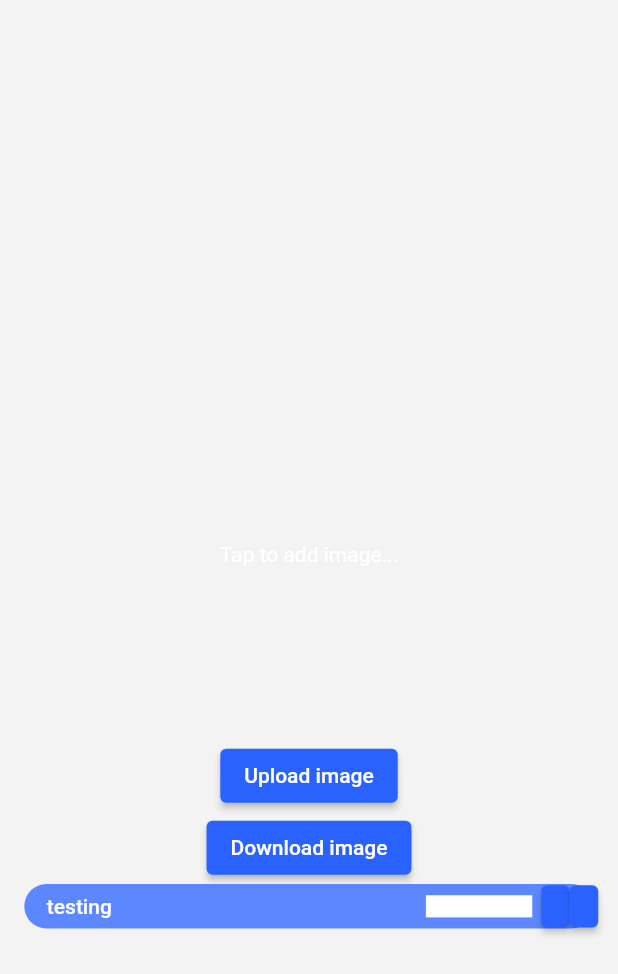
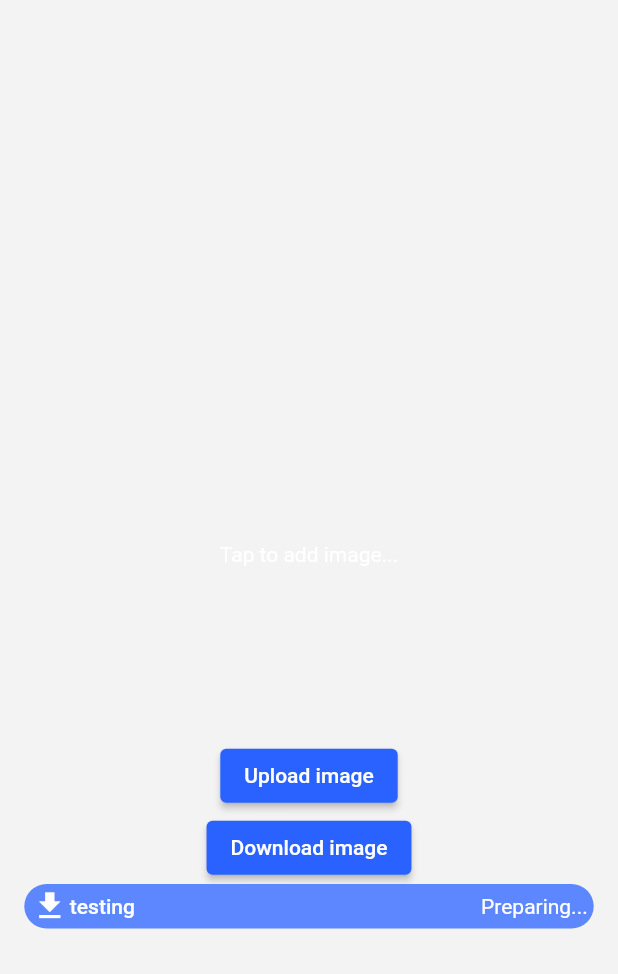
Before and after one commit to dannybkkhoo/FlutterPhoto, a Flutter app: the DebugPage2 screen opened directly, after a tap on "Download image", on a phone screen of 412 x 824 dp. Shown: the top 974 px of the screen. Run offline on Flutter 3.47's test engine with Material 2 defaults, Android fonts, the phone set to English and light mode, and no system bars; our stand-ins replace cloud_firestore, connectivity, firebase_auth, firebase_core, firebase_storage, flutter_riverpod and 3 more; missing offline and left inert: alert_dialog, flutter_facebook_login; accounts and stored records are empty; generated files the repository leaves out were written again; network calls fail.

Commit message:
[Firebase Cloud Storage] - Updated & tested taskBox, added retry and cancel buttons.
[Next Step]
- Create bootstrap page to update to latest user data / check and download all required user photos

```diff
--- a/lib/cloud_storage.dart
+++ b/lib/cloud_storage.dart
@@ -1,10 +1,10 @@
+import 'dart:async';
 import 'dart:io';
+
 import 'package:firebase_storage/firebase_storage.dart';
-import 'package:http/http.dart' as http;
 import 'package:flutter/foundation.dart';
+import 'package:flutter/material.dart';
 import 'package:flutter_riverpod/flutter_riverpod.dart';
-import 'dart:async';
-import 'package:flutter/material.dart';
 import 'package:path/path.dart';
 import 'package:path_provider/path_provider.dart';
 
@@ -34,7 +34,7 @@ class CloudStorage with ChangeNotifier{
     final String ext = file.path.split('.').last;   //get extension of file
 
     _isUploading = true;
-    _uploadParam.remove(filename);       //reset
+    _uploadParam.remove(filename);      //reset
     _uploadException.remove(filename);  //reset
     notifyListeners();
 
@@ -42,7 +42,7 @@ class CloudStorage with ChangeNotifier{
     final UploadTask uploadTask = _cloudStorage.ref().child("$firebasePath").putFile( //eg. uid123/photos/testing
         file,
         SettableMetadata(
-          contentType: 'image/$ext',  //eg. image/jpg
+          contentType: 'image/$ext',    //eg. image/jpg
         )
     );
     _uploadMap[filename] = uploadTask;  //eg. {"testing":uploadTask}
@@ -75,7 +75,7 @@ class CloudStorage with ChangeNotifier{
     _downloadMap[filename] = downloadTask;
     notifyListeners();
 
-    downloadTask.then((_) => throw(Exception("lol")))
+    downloadTask//.then((_) => throw(Exception("lol")))
       .catchError((Object e){
       _downloadParam[filename] = {"firebasePath":firebasePath};  //to retry if needed
       _downloadException[filename] = e;       //to indicate failure and to check exception
@@ -87,6 +87,30 @@ class CloudStorage with ChangeNotifier{
       notifyListeners();
     });
   }
+
+  void cancelUpload(String filename){
+    if(_uploadMap.containsKey(filename)){
+      if(_uploadParam.containsKey(filename))
+        _uploadParam.remove(filename);
+      if(_uploadException.containsKey(filename))
+        _uploadException.remove(filename);
+      _uploadMap.remove(filename);
+      if(_uploadMap.isEmpty){_isUploading = false;}
+      notifyListeners();
+    }
+  }
+
+  void cancelDownload(String filename){
+    if(_downloadMap.containsKey(filename)){
+      if(_downloadParam.containsKey(filename))
+        _downloadParam.remove(filename);
+      if(_downloadException.containsKey(filename))
+        _downloadException.remove(filename);
+      _downloadMap.remove(filename);
+      if(_downloadMap.isEmpty){_isDownloading = false;}
+      notifyListeners();
+    }
+  }
 }
 
 class taskBox extends ConsumerWidget{
@@ -97,12 +121,14 @@ class taskBox extends ConsumerWidget{
   late CloudStorage _ref;
   double height;
   double width;
+
   taskBox.upload({Key? key, required String taskName, required UploadTask task, required CloudStorage ref, this.height = 30, this.width = 380}): super(key: key) {
     _taskName = taskName;
     _utask = task;
     _ref = ref;
     _mode = "Upload";
   }
+
   taskBox.download({Key? key, required String taskName, required DownloadTask task, required CloudStorage ref, this.height = 30, this.width = 380}): super(key: key) {
     _taskName = taskName;
     _dtask = task;
@@ -110,10 +136,28 @@ class taskBox extends ConsumerWidget{
     _mode = "Download";
   }
 
+  void _uploadImage(){
+    if(_ref.uploadParam.containsKey(_taskName) && _ref.uploadParam[_taskName] != null)
+      _ref.uploadImage(_ref.uploadParam[_taskName]!["firebasePath"],_ref.uploadParam[_taskName]!["file"]);
+  }
 
+  void _downloadImage(){
+    if(_ref.downloadParam.containsKey(_taskName) && _ref.downloadParam[_taskName] != null)
+      _ref.downloadImage(_ref.downloadParam[_taskName]!["firebasePath"]);
+  }
+
+  void _cancelUpload(){
+    _ref.cancelUpload(_taskName);
+  }
+
+  void _cancelDownload(){
+    _ref.cancelDownload(_taskName);
+  }
 
   @override
   Widget build(BuildContext context, ScopedReader watch){
+    final _cloudStorageProvider = ChangeNotifierProvider<CloudStorage>((ref) => _ref);
+    final cloud = watch(_cloudStorageProvider);
     return Container(
       padding: EdgeInsets.fromLTRB(0.2, 0.2, 0.2, 0.2),
       height: height,
@@ -130,85 +174,143 @@ class taskBox extends ConsumerWidget{
             height: maxHeight,
             width: maxWidth,
             child: Row(
-              mainAxisAlignment: MainAxisAlignment.spaceBetween,
+              mainAxisAlignment: MainAxisAlignment.start,
               crossAxisAlignment: CrossAxisAlignment.center,
               children: [
                 Container(
-                  padding: EdgeInsets.fromLTRB(15.0,0.0,2.0,0.0),
+                  padding: EdgeInsets.fromLTRB(5.0,0.0,0.0,0.0),
                   height: maxHeight * 0.95,
-                  width: maxWidth * 0.6,
+                  width: maxWidth * 0.08,
+                  child: Align(
+                    alignment: Alignment.centerLeft,
+                    child: Icon(
+                      _mode == "Upload"? Icons.file_upload:Icons.file_download,
+                      color: Theme.of(context).colorScheme.surface,
+                    )
+                  ),
+                ),
+                Container(
+                  padding: EdgeInsets.fromLTRB(0.0,0.0,1.0,0.0),
+                  height: maxHeight * 0.95,
+                  width: maxWidth * 0.47,
                   child: Align(
                     alignment: Alignment.centerLeft,
                     child: Text(_taskName, style: Theme.of(context).textTheme.bodyText1, overflow: TextOverflow.ellipsis)
                   ),
                 ),
-                StreamBuilder<TaskSnapshot>(
+                Container(
+                  padding: EdgeInsets.fromLTRB(1.0,0.0,2.0,0.0),
+                  height: maxHeight * 0.95,
+                  width: maxWidth * 0.45,
+                  child: Align(
+                    alignment:  Alignment.centerRight,
+                    child: StreamBuilder<TaskSnapshot>(
                       stream: _utask != null? _utask!.snapshotEvents:_dtask!.snapshotEvents,
                       builder: (context1, snapshot){
-                    switch(snapshot.connectionState){
-                      case ConnectionState.active:
-                      case ConnectionState.done: {
                         final String progressText;
                         final double progress;
                         progress = snapshot.data != null?((snapshot.data!.bytesTransferred/snapshot.data!.totalBytes)*100).roundToDouble():0;
                         progressText = "${progress.round()}%";
+                        switch(snapshot.connectionState){
+                          case ConnectionState.waiting:
+                          case ConnectionState.active: {
+                            if(progress != 100){  //before done
                               return Row(
+                                mainAxisAlignment: MainAxisAlignment.end,
                                 children: [
-                            Container(
-                              decoration: BoxDecoration(
-                                borderRadius: BorderRadius.all(Radius.circular(20))
-                              ),
-                              padding: EdgeInsets.fromLTRB(2.0, 0.0, 3.0, 0.0),
-                              height: maxHeight * 0.5,
-                              width: maxWidth * 0.2,
+                                  if( !( (_mode == "Upload" && cloud._uploadException.containsKey(_taskName)) || (_mode == "Download" && cloud._downloadException.containsKey(_taskName)) ) ) //if no error
+                                    Align(
+                                      alignment: Alignment.centerRight,
+                                      child: ClipRRect(
+                                        borderRadius: BorderRadius.all(Radius.circular(10)),
+                                        child: Container(
+                                          padding: EdgeInsets.fromLTRB(0.0, 0.0, 2.0, 0.0),
+                                          height: maxHeight * 0.2,
+                                          width: maxWidth * 0.23,
                                           child: LinearProgressIndicator(
                                             backgroundColor: Theme.of(context).colorScheme.surface,
                                             valueColor: AlwaysStoppedAnimation<Color>(Theme.of(context).colorScheme.onSurface),
                                             value: progress/100,
+                                          ),
                                         )
                                       ),
-                            if((_mode == "Upload" && _ref._uploadException.containsKey(_taskName)) || (_mode == "Download" && _ref._downloadException.containsKey(_taskName)))
+                                    )
+                                  else  //if error occured
                                     Container(
-                                  padding: EdgeInsets.fromLTRB(3.0, 0.0, 1.0, 0.0),
+                                      padding: EdgeInsets.fromLTRB(0.0, 0.0, 2.0, 0.0),
+                                      height: maxHeight * 0.5,
+                                      width: maxWidth * 0.23,
+                                      child: Align(
+                                          alignment: Alignment.centerRight,
+                                          child: Text("Failed", style: Theme.of(context).textTheme.bodyText2, overflow: TextOverflow.ellipsis)
+                                      )
+                                    ),
+                                  Container(
+                                    padding: EdgeInsets.fromLTRB(2.0, 0.0, 0.0, 0.0),
                                     height: maxHeight * 0.95,
-                                  width: maxWidth * 0.10,
-                                  child: Align(
-                                    alignment: Alignment.centerLeft,
-                                      //child: Text(progressText, style: Theme.of(context).textTheme.bodyText2, overflow: TextOverflow.ellipsis)
+                                    width: maxWidth * 0.2,
                                     child: Row(
+                                      mainAxisAlignment: MainAxisAlignment.end,
+                                      crossAxisAlignment: CrossAxisAlignment.center,
                                       children:[
                                         Container(
                                           height: maxHeight*0.95,
-                                          width: maxWidth*0.05,
-                                          child: ElevatedButton(
-                                            onPressed: () => print("LOL"),
-                                            child: Text("Retry", style: Theme.of(context).textTheme.bodyText2, overflow: TextOverflow.ellipsis),
+                                          width: maxWidth*0.095,
+                                          child: IconButton(
+                                            color: Theme.of(context).colorScheme.surface,
+                                            padding: EdgeInsets.fromLTRB(0.0, 0.0, 2.0, 0.0),
+                                            constraints: BoxConstraints(),
+                                            icon: const Icon(Icons.refresh_sharp),
+                                            onPressed: _mode == "Upload"? _uploadImage:_downloadImage,
+                                            tooltip: "Retry",
                                           ),
                                         ),
                                         Container(
                                           height: maxHeight*0.95,
-                                          width: maxWidth*0.05,
-                                          child: ElevatedButton(
-                                            onPressed: () => print("LOL"),
-                                            child: Text("Cancel", style: Theme.of(context).textTheme.bodyText2, overflow: TextOverflow.ellipsis),
+                                          width: maxWidth*0.095,
+                                          child: IconButton(
+                                            color: Theme.of(context).colorScheme.surface,
+                                            padding: EdgeInsets.fromLTRB(2.0, 0.0, 0.0, 0.0),
+                                            constraints: BoxConstraints(),
+                                            icon: const Icon(Icons.cancel_outlined),
+                                            onPressed: _mode == "Upload"? _cancelUpload:_cancelDownload,
+                                            tooltip: "Cancel",
                                           ),
                                         )
                                       ]
                                     )
                                   )
+                                ],
+                              );
+                            }
+                            else{ //done upload/download (most likely wont come in here, since task will be removed once done
+                              return Row(
+                                mainAxisAlignment: MainAxisAlignment.end,
+                                children: [
+                                  Container(
+                                    padding: EdgeInsets.fromLTRB(5.0,0.0,0.0,0.0),
+                                    height: maxHeight * 0.95,
+                                    width: maxWidth * 0.08,
+                                    child: Align(
+                                      alignment: Alignment.centerRight,
+                                      child: Icon(
+                                        _mode == "Upload"? Icons.cloud_done_sharp:Icons.file_download_done,
+                                        color: Theme.of(context).colorScheme.surface,
                                       )
-                            else
+                                    ),
+                                  ),
                                   Container(
-                                padding: EdgeInsets.fromLTRB(3.0, 0.0, 1.0, 0.0),
+                                    padding: EdgeInsets.fromLTRB(0.0, 0.0, 5.0, 0.0),
                                     height: maxHeight * 0.95,
-                                width: maxWidth * 0.10,
+                                    width: maxWidth * 0.12,
                                     child: Align(
                                       alignment: Alignment.centerLeft,
-                                  child: Text(progressText, style: Theme.of(context).textTheme.bodyText2, overflow: TextOverflow.ellipsis)
+                                      child: Text("Done", style: Theme.of(context).textTheme.bodyText2, overflow: TextOverflow.ellipsis)
                                     )
                                   )
                                 ],
                               );
+                            }
                           }
                           case ConnectionState.none:
                           default: {
@@ -224,6 +326,8 @@ class taskBox extends ConsumerWidget{
                           }
                         }
                       }
+                    ),
+                  ),
                 )
               ],
             )
```
Lines whose indentation alone changed are shown as unchanged.
